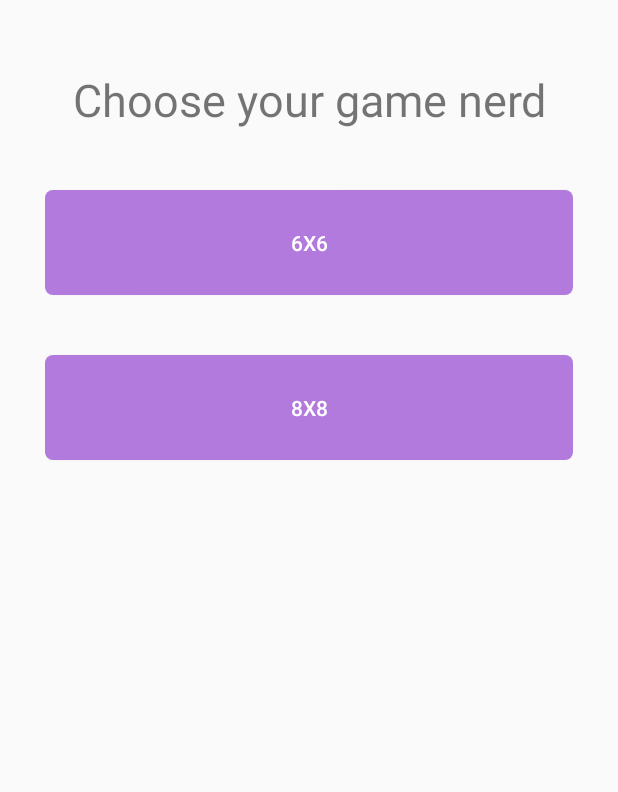
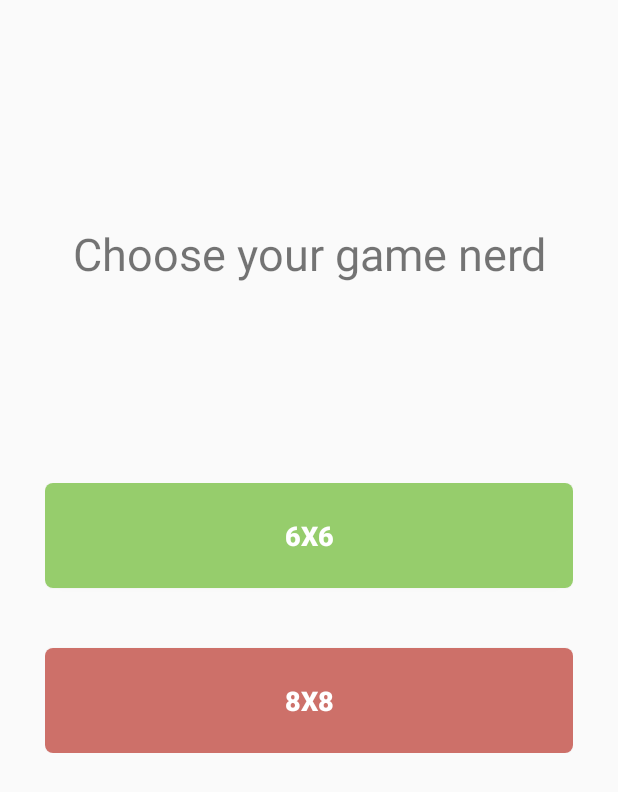
Before and after one commit to atligud13/ANDR-DOTS, an Android app: the BoardSelector screen opened directly, with no data from a screen before it, on a phone screen of 412 x 824 dp. Shown: the top 792 px of the screen. Run offline under Robolectric (Android 15) with nearby library versions, the phone set to English and light mode, and no system bars; network calls fail.

Commit message:
Styled the menus

```diff
--- /dev/null
+++ b/Dots/app/src/main/res/drawable/green_button.xml
@@ -0,0 +1,32 @@
+<?xml version="1.0" encoding="utf-8"?>
+<selector
+    xmlns:android="http://schemas.android.com/apk/res/android">
+
+    <item android:state_pressed="true" >
+        <shape>
+            <solid
+                android:color="@color/darkgreen" />
+            <corners
+                android:radius="5dp" />
+            <padding
+                android:left="10dp"
+                android:top="10dp"
+                android:right="10dp"
+                android:bottom="10dp" />
+        </shape>
+    </item>
+
+    <item>
+        <shape>
+            <solid
+                android:color="@color/green" />
+            <corners
+                android:radius="5dp" />
+            <padding
+                android:left="20dp"
+                android:top="20dp"
+                android:right="20dp"
+                android:bottom="20dp" />
+        </shape>
+    </item>
+</selector>
--- /dev/null
+++ b/Dots/app/src/main/res/drawable/red_button.xml
@@ -0,0 +1,32 @@
+<?xml version="1.0" encoding="utf-8"?>
+<selector
+    xmlns:android="http://schemas.android.com/apk/res/android">
+
+    <item android:state_pressed="true" >
+        <shape>
+            <solid
+                android:color="@color/darkred" />
+            <corners
+                android:radius="5dp" />
+            <padding
+                android:left="10dp"
+                android:top="10dp"
+                android:right="10dp"
+                android:bottom="10dp" />
+        </shape>
+    </item>
+
+    <item>
+        <shape>
+            <solid
+                android:color="@color/red" />
+            <corners
+                android:radius="5dp" />
+            <padding
+                android:left="20dp"
+                android:top="20dp"
+                android:right="20dp"
+                android:bottom="20dp" />
+        </shape>
+    </item>
+</selector>
--- a/Dots/app/src/main/res/layout/activity_board_selector.xml
+++ b/Dots/app/src/main/res/layout/activity_board_selector.xml
@@ -1,21 +1,26 @@
-<LinearLayout
+<RelativeLayout
         xmlns:android="http://schemas.android.com/apk/res/android"
         xmlns:tools="http://schemas.android.com/tools" android:layout_width="match_parent"
         android:layout_height="match_parent"
         android:paddingRight="30dp" android:paddingLeft="30dp"
         android:paddingTop="@dimen/activity_vertical_margin" android:orientation="vertical"
         android:paddingBottom="@dimen/activity_vertical_margin"
-        tools:context="nett.arnar.atli.dots.BoardSelector"
-        android:layout_centerHorizontal="true" >
+        tools:context="nett.arnar.atli.dots.BoardSelector" >
 
     <TextView
         android:text="@string/board_selector_title"
         android:layout_width="match_parent"
         android:gravity="center"
+        android:layout_height="fill_parent"
+        android:textSize="30sp"
+        android:layout_above="@+id/buttons"/>
+
+    <LinearLayout
+        android:layout_width="match_parent"
         android:layout_height="wrap_content"
-        android:paddingTop="30dp"
-        android:textSize="30sp" />
-
+        android:orientation="vertical"
+        android:layout_centerVertical="true"
+        android:id="@+id/buttons">
         <Button
             android:id="@+id/btnSixTiles"
             android:onClick="onClick"
@@ -23,8 +28,9 @@
             android:layout_height="70dp"
             android:text="@string/board_selector_six"
             android:textColor="@color/white"
-        android:layout_marginTop="40dp"
-        android:background="@drawable/custom_button" />
+            android:textStyle="bold"
+            android:textSize="18sp"
+            android:background="@drawable/green_button" />
 
         <Button
             android:id="@+id/btnEightTiles"
@@ -34,6 +40,9 @@
             android:text="@string/board_selector_eight"
             android:textColor="@color/white"
             android:layout_marginTop="40dp"
-        android:background="@drawable/custom_button" />
+            android:textStyle="bold"
+            android:textSize="18sp"
+            android:background="@drawable/red_button" />
+    </LinearLayout>
 
-</LinearLayout>
+</RelativeLayout>
--- a/Dots/app/src/main/res/layout/activity_set_high_score.xml
+++ b/Dots/app/src/main/res/layout/activity_set_high_score.xml
@@ -47,6 +47,6 @@
         android:text="Rock n roll"
         android:textColor="@color/white"
         android:layout_marginTop="30dp"
-        android:background="@drawable/custom_button" />
+        android:background="@drawable/purple_button" />
 
 </LinearLayout>
--- a/Dots/app/src/main/res/values/colors.xml
+++ b/Dots/app/src/main/res/values/colors.xml
@@ -1,6 +1,12 @@
 <?xml version="1.0" encoding="utf-8"?>
 <resources>
-    <color name="purple">#B37ADE</color>
-    <color name="darkpurple">#8F63B0</color>
+    <color name="purple">#a36acd</color>
+    <color name="darkpurple">#664281</color>
+    <color name="green">#96cd6c</color>
+    <color name="darkgreen">#548141</color>
+    <color name="blue">#6ec6cd</color>
+    <color name="darkblue">#3f787f</color>
+    <color name="red">#cd7069</color>
+    <color name="darkred">#824b47</color>
     <color name="white">#FFFFFF</color>
 </resources>
--- a/Dots/app/src/main/res/values/styles.xml
+++ b/Dots/app/src/main/res/values/styles.xml
@@ -3,5 +3,4 @@
     <!-- Base application theme. -->
     <style name="AppTheme" parent="Theme.AppCompat.Light.NoActionBar">
     </style>
-
 </resources>
```
Also changed, not shown: Dots/app/src/main/res/drawable/blue_button.xml (added, +32 -0 lines), Dots/app/src/main/res/drawable/purple_button.xml (renamed from Dots/app/src/main/res/drawable/custom_button.xml, +4 -4 lines), Dots/app/src/main/res/layout/activity_main.xml (+21 -12 lines). Lines whose indentation alone changed are shown as unchanged.
